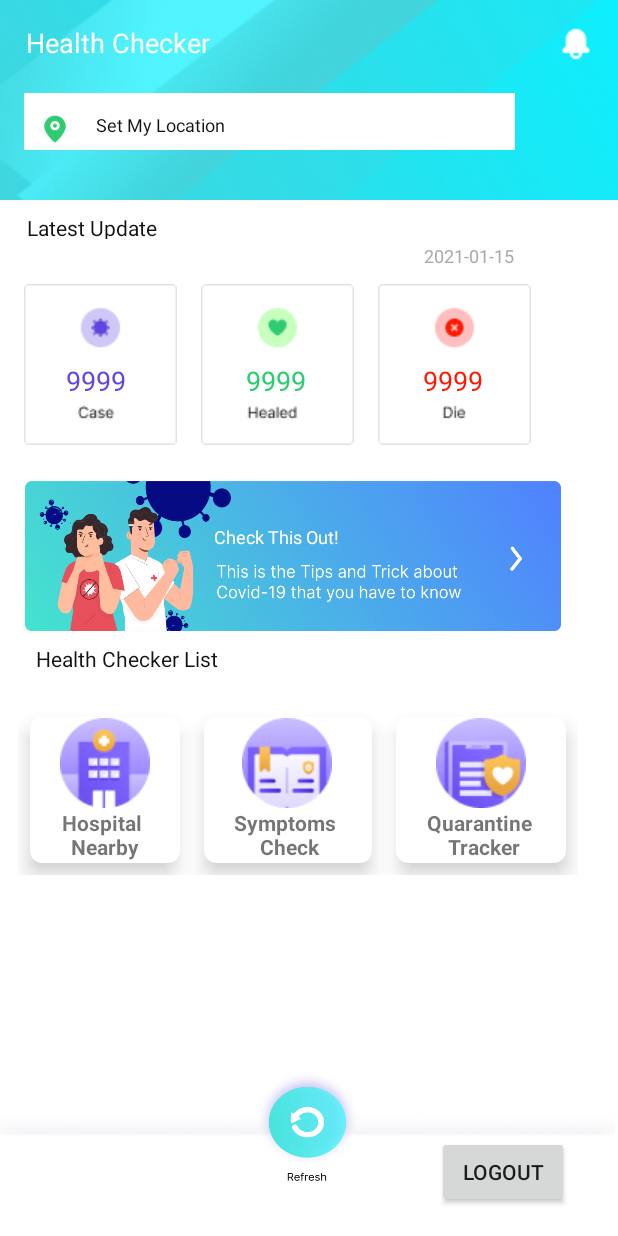
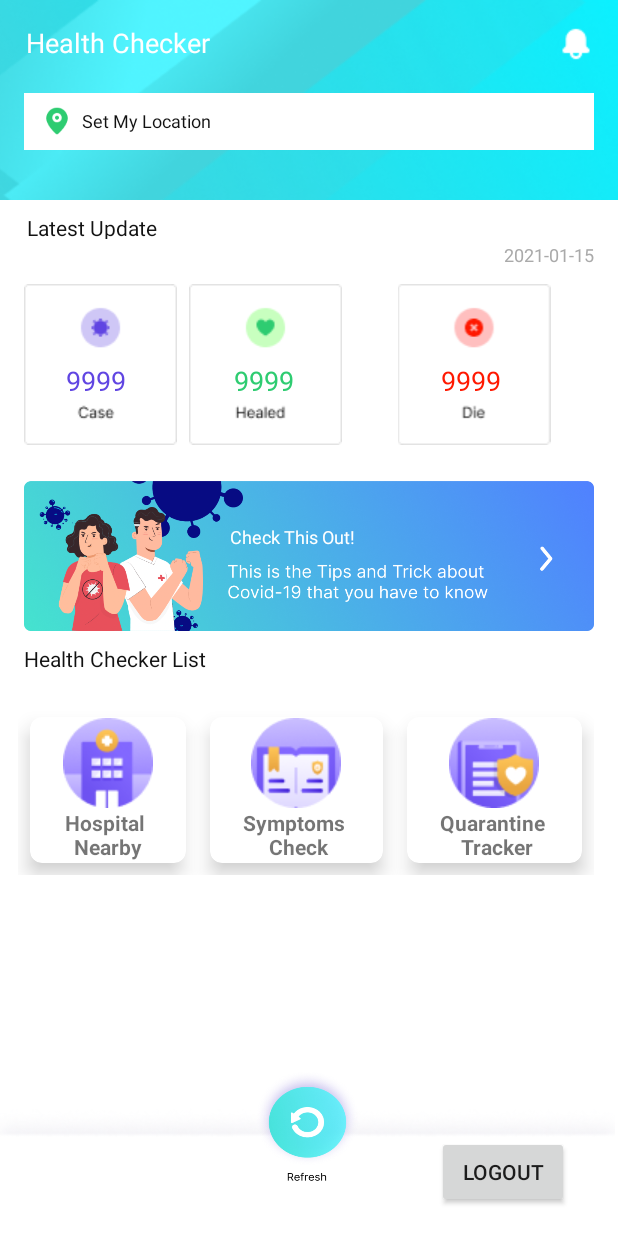
Before and after one commit to xenontopshot/Health-Checker, an Android app: the screen it shows after launch once a user with an empty profile is signed in (MainActivity), on a phone screen of 412 x 824 dp. Run offline under Robolectric (Android 15) with nearby library versions, the phone set to English and light mode, and no system bars; our stand-ins replace Firebase (no records; nobody signed in at launch, a user with empty details on screens opened directly).

Commit message:
check point 3, -youtube list

```diff
--- a/app/src/main/res/layout/activity_main.xml
+++ b/app/src/main/res/layout/activity_main.xml
@@ -9,8 +9,8 @@
 
     <TextView
         android:id="@+id/Date"
-        android:layout_width="113dp"
-        android:layout_height="15dp"
+        android:layout_width="wrap_content"
+        android:layout_height="wrap_content"
         android:layout_alignParentStart="true"
         android:layout_alignParentTop="true"
         android:layout_marginEnd="16dp"
@@ -29,7 +29,7 @@
         android:layout_height="17dp"
         android:layout_alignParentStart="true"
         android:layout_alignParentTop="true"
-        android:layout_marginStart="24dp"
+        android:layout_marginStart="16dp"
         android:gravity="center_vertical"
         android:text="Health Checker List"
         android:textAppearance="@style/health_trac"
@@ -42,7 +42,7 @@
 
     <View
         android:id="@+id/video"
-        android:layout_width="357dp"
+        android:layout_width="0dp"
         android:layout_height="124dp"
         android:layout_alignParentLeft="true"
         android:layout_alignParentTop="true"
@@ -65,7 +65,7 @@
         android:background="@drawable/header"
         app:layout_constraintBottom_toBottomOf="parent"
         app:layout_constraintEnd_toEndOf="parent"
-        app:layout_constraintHorizontal_bias="0.0"
+        app:layout_constraintHorizontal_bias="1.0"
         app:layout_constraintStart_toStartOf="parent"
         app:layout_constraintTop_toTopOf="parent"
         app:layout_constraintVertical_bias="0.0" />
@@ -103,9 +103,10 @@
 
     <TextView
         android:id="@+id/imageView2"
-        android:layout_width="327dp"
+        android:layout_width="0dp"
         android:layout_height="38dp"
         android:layout_marginStart="16dp"
+        android:layout_marginEnd="16dp"
         android:background="#FFFFFF"
         android:textAppearance="@style/maps"
         app:layout_constraintBottom_toBottomOf="parent"
@@ -145,7 +146,7 @@
 
     <ImageView
         android:id="@+id/kasus"
-        android:layout_width="wrap_content"
+        android:layout_width="0dp"
         android:layout_height="wrap_content"
         android:layout_marginStart="16dp"
         android:layout_marginTop="56dp"
@@ -155,9 +156,9 @@
 
     <ImageView
         android:id="@+id/Healed"
-        android:layout_width="wrap_content"
+        android:layout_width="0dp"
         android:layout_height="wrap_content"
-        android:layout_marginStart="16dp"
+        android:layout_marginStart="8dp"
         android:layout_marginTop="56dp"
         app:layout_constraintStart_toEndOf="@+id/kasus"
         app:layout_constraintTop_toBottomOf="@+id/background_"
@@ -165,9 +166,9 @@
 
     <ImageView
         android:id="@+id/Dead"
-        android:layout_width="wrap_content"
+        android:layout_width="0dp"
         android:layout_height="wrap_content"
-        android:layout_marginStart="16dp"
+        android:layout_marginStart="8dp"
         android:layout_marginTop="56dp"
         android:layout_marginEnd="16dp"
         app:layout_constraintEnd_toEndOf="parent"
@@ -235,7 +236,7 @@
 
     <GridLayout
         android:id="@+id/gridLayout"
-        android:layout_width="373dp"
+        android:layout_width="0dp"
         android:layout_height="113dp"
         android:layout_marginStart="12dp"
         android:layout_marginEnd="16dp"
@@ -384,28 +385,28 @@
         android:id="@+id/imageView4"
         android:layout_width="25dp"
         android:layout_height="21dp"
-        android:layout_marginTop="13dp"
         app:layout_constraintBottom_toBottomOf="@+id/imageView2"
         app:layout_constraintEnd_toEndOf="@+id/imageView2"
         app:layout_constraintHorizontal_bias="0.026"
         app:layout_constraintStart_toStartOf="@+id/imageView2"
         app:layout_constraintTop_toTopOf="@+id/imageView2"
-        app:layout_constraintVertical_bias="0.0"
+        app:layout_constraintVertical_bias="0.47"
         app:srcCompat="@drawable/maps" />
 
     <TextView
         android:id="@+id/address"
         android:layout_width="wrap_content"
         android:layout_height="wrap_content"
-        android:layout_marginStart="48dp"
+        android:layout_marginStart="36dp"
+        android:layout_marginTop="3dp"
         android:text="Set My Location"
         android:textAppearance="@style/maps"
         app:layout_constraintBottom_toBottomOf="@+id/imageView2"
         app:layout_constraintEnd_toEndOf="@+id/imageView2"
-        app:layout_constraintHorizontal_bias="0.0"
+        app:layout_constraintHorizontal_bias="0.01"
         app:layout_constraintStart_toStartOf="@+id/imageView2"
         app:layout_constraintTop_toTopOf="@+id/imageView2"
-        app:layout_constraintVertical_bias="0.59" />
+        app:layout_constraintVertical_bias="0.363" />
 
 
 </androidx.constraintlayout.widget.ConstraintLayout>
```
